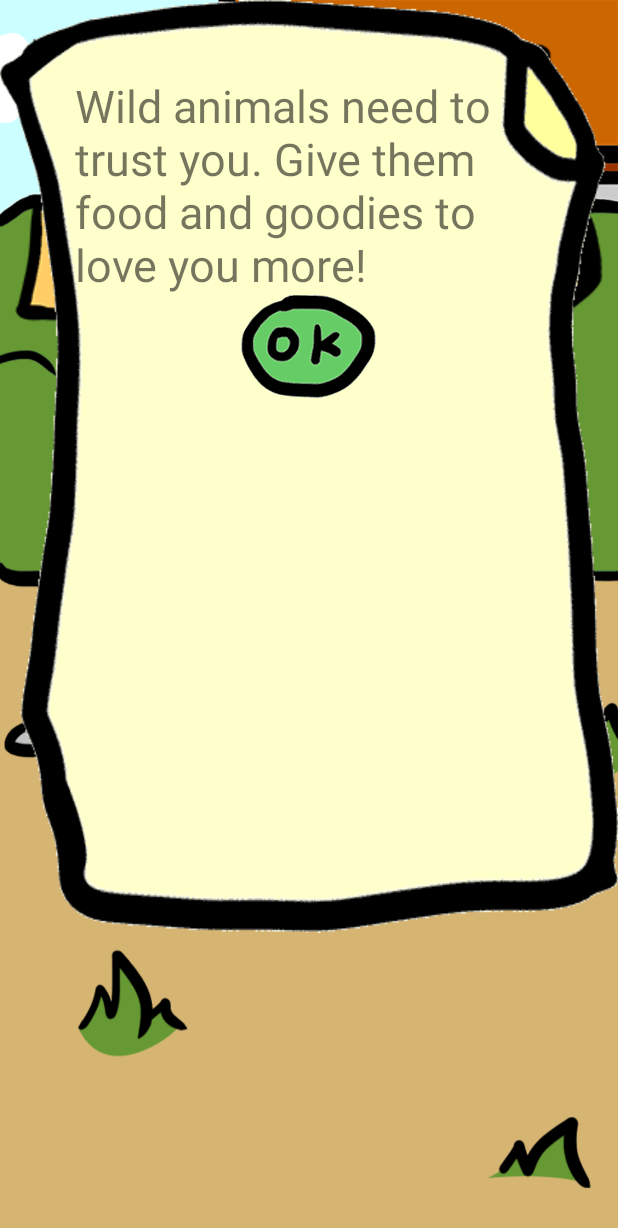
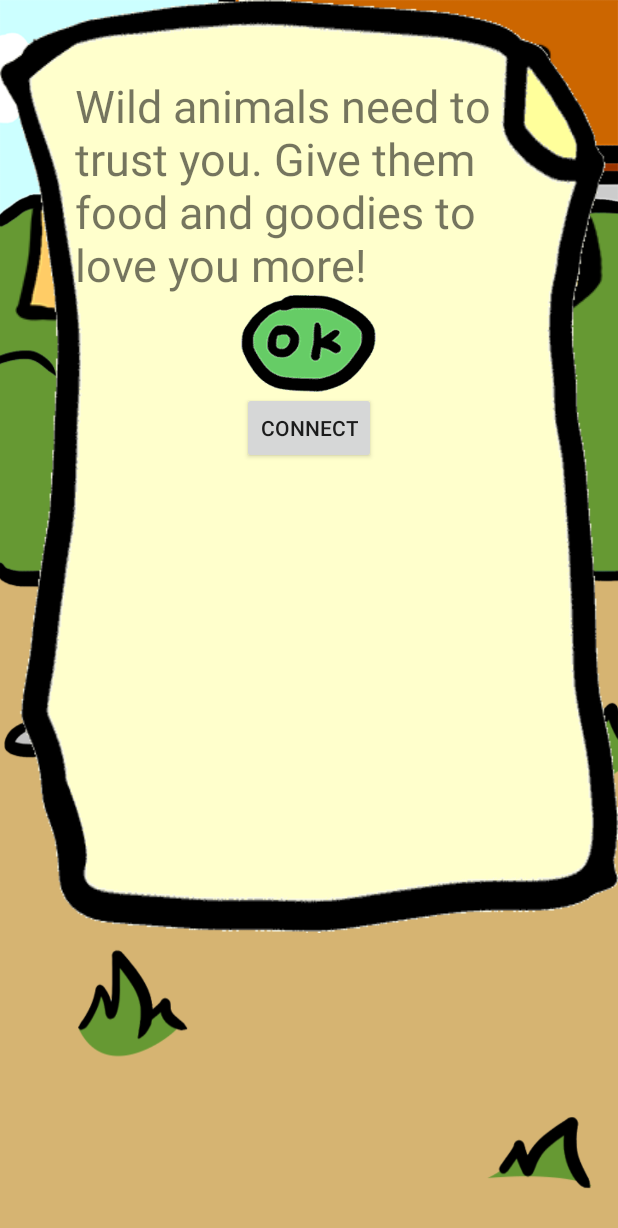
Before and after one commit to cassiewang/MySabertooth, an Android app: the layout content_main.xml on its own in the app's theme, with its tools: preview values and no code run, on a phone screen of 412 x 824 dp. Shown: the top 1228 px of the screen. Run offline under Robolectric (Android 15) with nearby library versions, the phone set to English and light mode, and no system bars.

Commit message:
Connect to toothbrush

```diff
--- a/app/src/main/res/layout/content_main.xml
+++ b/app/src/main/res/layout/content_main.xml
@@ -74,5 +74,12 @@
             android:id="@+id/btn_fish_dialog_ok"
             android:layout_gravity="center_horizontal"
             android:layout_weight="0.08" />
+
+        <Button
+            android:layout_width="wrap_content"
+            android:layout_height="wrap_content"
+            android:text="Connect"
+            android:id="@+id/btn_connect"
+            android:layout_gravity="center_horizontal" />
     </LinearLayout>
 </FrameLayout>
```
Also changed, not shown: app/src/main/java/com/mysabertooth/mysabertooth/MainActivity.java (+33 -6 lines).
